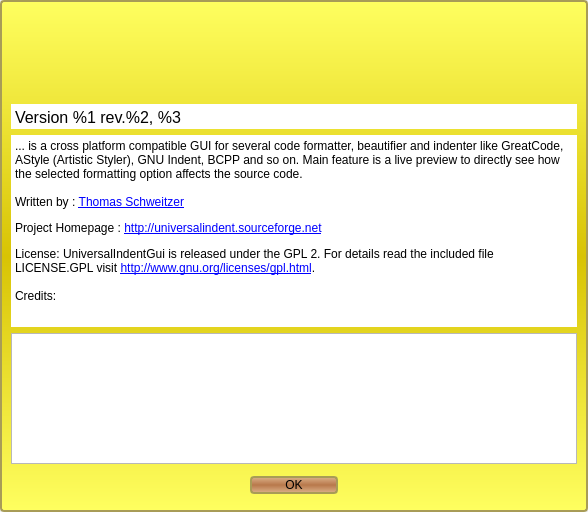
Above: src/AboutDialog.ui from danblakemore/universal-indent-gui before the change. Below: the same form after it.
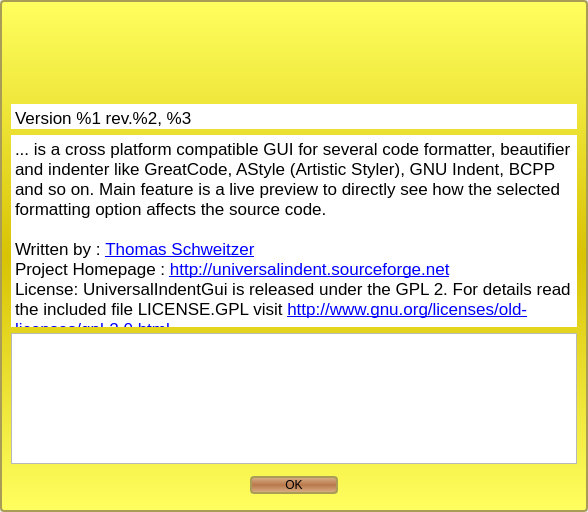
That is the form after the change. Icons and pictures are not drawn.

Commit message: Corrected the about dialogs text style for Mac.

What changed in the file:
```diff
--- a/src/AboutDialog.ui
+++ b/src/AboutDialog.ui
@@ -94,8 +94,8 @@
          <string>&lt;!DOCTYPE HTML PUBLIC &quot;-//W3C//DTD HTML 4.0//EN&quot; &quot;http://www.w3.org/TR/REC-html40/strict.dtd&quot;&gt;
 &lt;html&gt;&lt;head&gt;&lt;meta name=&quot;qrichtext&quot; content=&quot;1&quot; /&gt;&lt;style type=&quot;text/css&quot;&gt;
 p, li { white-space: pre-wrap; }
-&lt;/style&gt;&lt;/head&gt;&lt;body style=&quot; font-family:'MS Shell Dlg 2'; font-size:8.25pt; font-weight:400; font-style:normal;&quot;&gt;
-&lt;p style=&quot; margin-top:12px; margin-bottom:12px; margin-left:0px; margin-right:0px; -qt-block-indent:0; text-indent:0px;&quot;&gt;&lt;span style=&quot; font-size:12pt;&quot;&gt;Version %1 rev.%2, %3 &lt;/span&gt;&lt;/p&gt;&lt;/body&gt;&lt;/html&gt;</string>
+&lt;/style&gt;&lt;/head&gt;&lt;body style=&quot; font-family:'Lucida Grande'; font-size:13pt; font-weight:400; font-style:normal;&quot;&gt;
+&lt;p style=&quot; margin-top:0px; margin-bottom:0px; margin-left:0px; margin-right:0px; -qt-block-indent:0; text-indent:0px;&quot;&gt;Version %1 rev.%2, %3&lt;/p&gt;&lt;/body&gt;&lt;/html&gt;</string>
         </property>
        </widget>
       </item>
@@ -120,13 +120,14 @@
          <string>&lt;!DOCTYPE HTML PUBLIC &quot;-//W3C//DTD HTML 4.0//EN&quot; &quot;http://www.w3.org/TR/REC-html40/strict.dtd&quot;&gt;
 &lt;html&gt;&lt;head&gt;&lt;meta name=&quot;qrichtext&quot; content=&quot;1&quot; /&gt;&lt;style type=&quot;text/css&quot;&gt;
 p, li { white-space: pre-wrap; }
-&lt;/style&gt;&lt;/head&gt;&lt;body style=&quot; font-family:'MS Shell Dlg 2'; font-size:8.25pt; font-weight:400; font-style:normal;&quot;&gt;
-&lt;p style=&quot; margin-top:0px; margin-bottom:0px; margin-left:0px; margin-right:0px; -qt-block-indent:0; text-indent:0px;&quot;&gt;&lt;span style=&quot; font-size:9pt;&quot;&gt;... is a cross platform compatible GUI for several code formatter, beautifier and indenter like GreatCode, AStyle (Artistic Styler), GNU Indent, BCPP and so on. Main feature is a live preview to directly see how the selected formatting option affects the source code.&lt;/span&gt;&lt;/p&gt;
-&lt;p style=&quot; margin-top:0px; margin-bottom:0px; margin-left:0px; margin-right:0px; -qt-block-indent:0; text-indent:0px;&quot;&gt;&lt;span style=&quot; font-size:9pt;&quot;&gt;&lt;br /&gt;Written by : &lt;/span&gt;&lt;a href=&quot;http://www.thomas-schweitzer.de&quot;&gt;&lt;span style=&quot; font-size:9pt; text-decoration: underline; color:#0000ff;&quot;&gt;Thomas Schweitzer&lt;/span&gt;&lt;/a&gt;&lt;/p&gt;
-&lt;p style=&quot; margin-top:12px; margin-bottom:12px; margin-left:0px; margin-right:0px; -qt-block-indent:0; text-indent:0px;&quot;&gt;&lt;span style=&quot; font-size:9pt;&quot;&gt;Project Homepage : &lt;/span&gt;&lt;a href=&quot;http://universalindent.sourceforge.net&quot;&gt;&lt;span style=&quot; font-size:9pt; text-decoration: underline; color:#0000ff;&quot;&gt;http://universalindent.sourceforge.net&lt;/span&gt;&lt;/a&gt;&lt;/p&gt;
-&lt;p style=&quot; margin-top:0px; margin-bottom:0px; margin-left:0px; margin-right:0px; -qt-block-indent:0; text-indent:0px;&quot;&gt;&lt;span style=&quot; font-size:9pt;&quot;&gt;License: UniversalIndentGui is released under the GPL 2. For details read the included file LICENSE.GPL visit &lt;/span&gt;&lt;a href=&quot;http://www.gnu.org/licenses/gpl.html&quot;&gt;&lt;span style=&quot; font-size:9pt; text-decoration: underline; color:#0000ff;&quot;&gt;http://www.gnu.org/licenses/gpl.html&lt;/span&gt;&lt;/a&gt;&lt;span style=&quot; font-size:9pt;&quot;&gt;.&lt;/span&gt;&lt;/p&gt;
-&lt;p style=&quot;-qt-paragraph-type:empty; margin-top:0px; margin-bottom:0px; margin-left:0px; margin-right:0px; -qt-block-indent:0; text-indent:0px; font-size:9pt;&quot;&gt;&lt;/p&gt;
-&lt;p style=&quot; margin-top:0px; margin-bottom:0px; margin-left:0px; margin-right:0px; -qt-block-indent:0; text-indent:0px;&quot;&gt;&lt;span style=&quot; font-size:9pt;&quot;&gt;Credits:&lt;/span&gt;&lt;/p&gt;&lt;/body&gt;&lt;/html&gt;</string>
+&lt;/style&gt;&lt;/head&gt;&lt;body style=&quot; font-family:'Lucida Grande'; font-size:13pt; font-weight:400; font-style:normal;&quot;&gt;
+&lt;p style=&quot; margin-top:0px; margin-bottom:0px; margin-left:0px; margin-right:0px; -qt-block-indent:0; text-indent:0px;&quot;&gt;... is a cross platform compatible GUI for several code formatter, beautifier and indenter like GreatCode, AStyle (Artistic Styler), GNU Indent, BCPP and so on. Main feature is a live preview to directly see how the selected formatting option affects the source code.&lt;/p&gt;
+&lt;p style=&quot;-qt-paragraph-type:empty; margin-top:0px; margin-bottom:0px; margin-left:0px; margin-right:0px; -qt-block-indent:0; text-indent:0px;&quot;&gt;&lt;/p&gt;
+&lt;p style=&quot; margin-top:0px; margin-bottom:0px; margin-left:0px; margin-right:0px; -qt-block-indent:0; text-indent:0px;&quot;&gt;Written by : &lt;a href=&quot;http://www.thomas-schweitzer.de&quot;&gt;&lt;span style=&quot; text-decoration: underline; color:#0000ff;&quot;&gt;Thomas Schweitzer&lt;/span&gt;&lt;/a&gt;&lt;/p&gt;
+&lt;p style=&quot; margin-top:0px; margin-bottom:0px; margin-left:0px; margin-right:0px; -qt-block-indent:0; text-indent:0px;&quot;&gt;Project Homepage : &lt;a href=&quot;http://universalindent.sourceforge.net&quot;&gt;&lt;span style=&quot; text-decoration: underline; color:#0000ff;&quot;&gt;http://universalindent.sourceforge.net&lt;/span&gt;&lt;/a&gt;&lt;/p&gt;
+&lt;p style=&quot; margin-top:0px; margin-bottom:0px; margin-left:0px; margin-right:0px; -qt-block-indent:0; text-indent:0px;&quot;&gt;License: UniversalIndentGui is released under the GPL 2. For details read the included file LICENSE.GPL visit &lt;a href=&quot;http://www.gnu.org/licenses/old-licenses/gpl-2.0.html&quot;&gt;&lt;span style=&quot; text-decoration: underline; color:#0000ff;&quot;&gt;http://www.gnu.org/licenses/old-licenses/gpl-2.0.html&lt;/span&gt;&lt;/a&gt;.&lt;/p&gt;
+&lt;p style=&quot;-qt-paragraph-type:empty; margin-top:0px; margin-bottom:0px; margin-left:0px; margin-right:0px; -qt-block-indent:0; text-indent:0px;&quot;&gt;&lt;/p&gt;
+&lt;p style=&quot; margin-top:0px; margin-bottom:0px; margin-left:0px; margin-right:0px; -qt-block-indent:0; text-indent:0px;&quot;&gt;Credits:&lt;/p&gt;&lt;/body&gt;&lt;/html&gt;</string>
         </property>
        </widget>
       </item>
@@ -139,12 +140,6 @@
       </item>
       <item>
        <layout class="QHBoxLayout">
-        <property name="spacing">
-         <number>6</number>
-        </property>
-        <property name="margin">
-         <number>0</number>
-        </property>
         <item>
          <spacer>
           <property name="orientation">
```
Left out of the diff: 1 changed line with no effect on the pictures.
